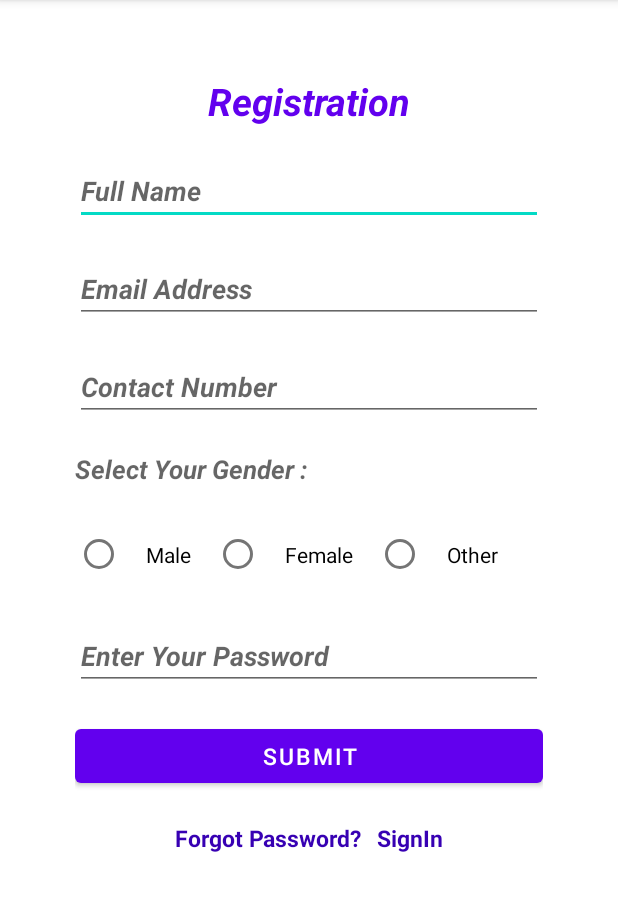
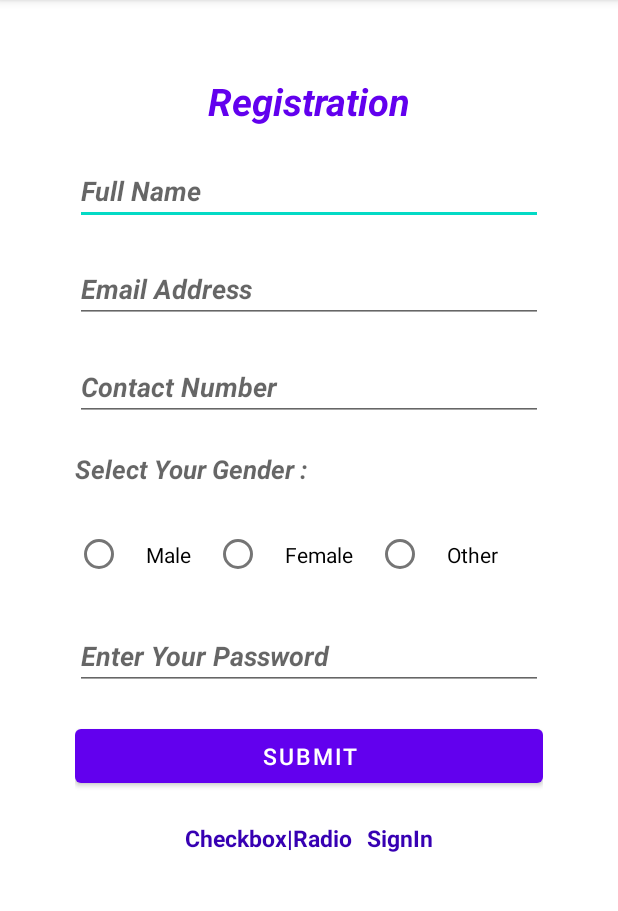
Before and after one commit to AsardeenCJ7/Android-MobileApp-Practicals, an Android app: the screen it shows after launch (MainActivity), on a phone screen of 412 x 824 dp, the part 84-995 px from its top. Run offline under Robolectric (Android 15) with nearby library versions, the phone set to English and light mode, and no system bars.

Commit message:
name changed forgor password -> checkbox|radio for understanding

```diff
--- a/app/src/main/res/layout/activity_main.xml
+++ b/app/src/main/res/layout/activity_main.xml
@@ -57,7 +57,7 @@
             android:id="@+id/textView1"
             android:layout_width="wrap_content"
             android:layout_height="wrap_content"
-            android:text="Forgot Password?"
+            android:text="Checkbox|Radio"
             android:textAlignment="center"
             android:textColor="@color/design_default_color_primary_dark"
             android:textSize="15dp"
```
